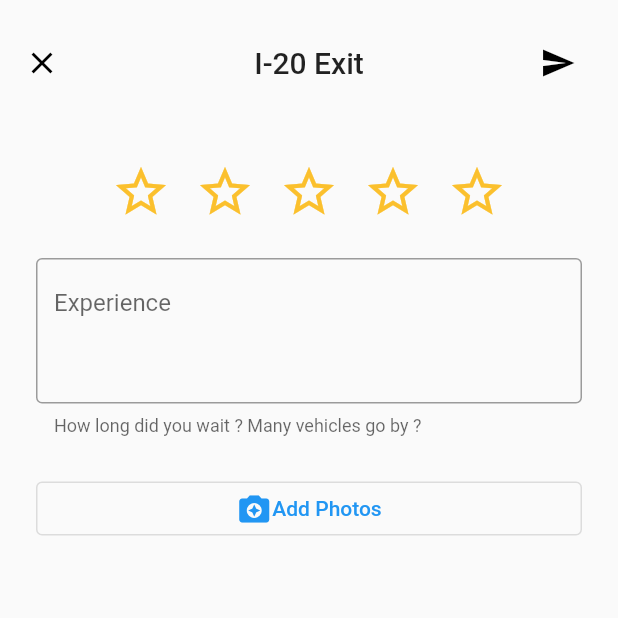
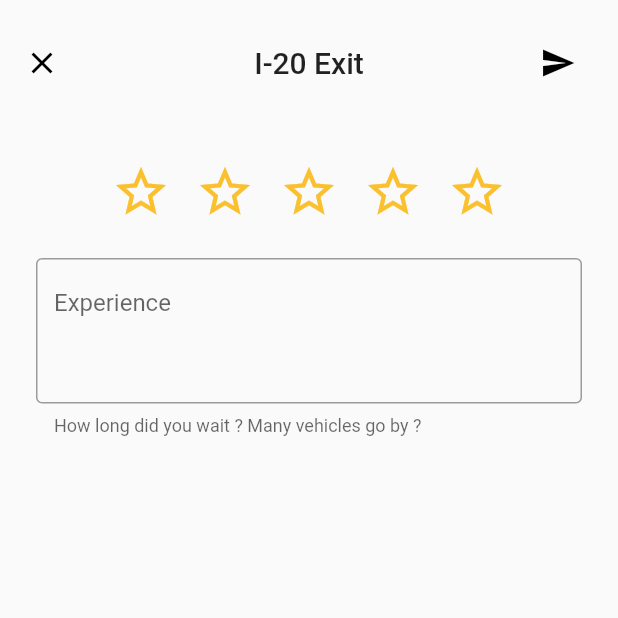
Before and after one commit to dca123/hitchspots, a Flutter app: the CreateReviewPage screen opened directly, on a phone screen of 412 x 824 dp, the top half of it. Run offline on Flutter 3.47's test engine with Material 2 defaults, Android fonts, the phone set to English and light mode, and no system bars; drawn by our look-alikes of flutter_rating_bar; our stand-ins replace cloud_firestore, firebase_core, google_maps_flutter, sliding_up_panel, timeago; missing offline and left inert: geoflutterfire2; accounts and stored records are empty.

Commit message:
fix(lib/pages/create_location_page.dart): :bug: Fixed overflow on keyboard entry

```diff
--- a/lib/pages/create_location_page.dart
+++ b/lib/pages/create_location_page.dart
@@ -96,6 +96,7 @@ class _CreateLocationPageState extends State<CreateLocationPage> {
         key: _formKey,
         child: Container(
           padding: EdgeInsets.symmetric(horizontal: 24.0),
+          child: SingleChildScrollView(
             child: Column(children: [
               MapLocationFormField(
                 buildContext: context,
@@ -148,6 +149,7 @@ class _CreateLocationPageState extends State<CreateLocationPage> {
             ]),
           ),
         ),
+      ),
     );
   }
 }
--- a/lib/pages/create_review_page.dart
+++ b/lib/pages/create_review_page.dart
@@ -83,6 +83,7 @@ class CreateReviewPage extends StatelessWidget {
           padding: EdgeInsets.symmetric(horizontal: 24.0),
           child: Form(
             key: _formKey,
+            child: SingleChildScrollView(
               child: Column(
                 mainAxisAlignment: MainAxisAlignment.start,
                 crossAxisAlignment: CrossAxisAlignment.center,
@@ -116,17 +117,19 @@ class CreateReviewPage extends StatelessWidget {
                       return null;
                     },
                   ),
-                SizedBox(height: 24),
-                OutlinedButton(
-                    onPressed: () => {},
-                    child: Row(
-                      mainAxisAlignment: MainAxisAlignment.center,
-                      children: [
-                        Icon(Icons.camera_enhance),
-                        Text("Add Photos"),
+                  // SizedBox(height: 24),
+                  // OutlinedButton(
+                  //   onPressed: () => {},
+                  //   child: Row(
+                  //     mainAxisAlignment: MainAxisAlignment.center,
+                  //     children: [
+                  //       Icon(Icons.camera_enhance),
+                  //       Text("Add Photos"),
+                  //     ],
+                  // ),
+                  // ),
                 ],
-                    ))
-              ],
+              ),
             ),
           ),
         ),
```
Lines whose indentation alone changed are shown as unchanged.
